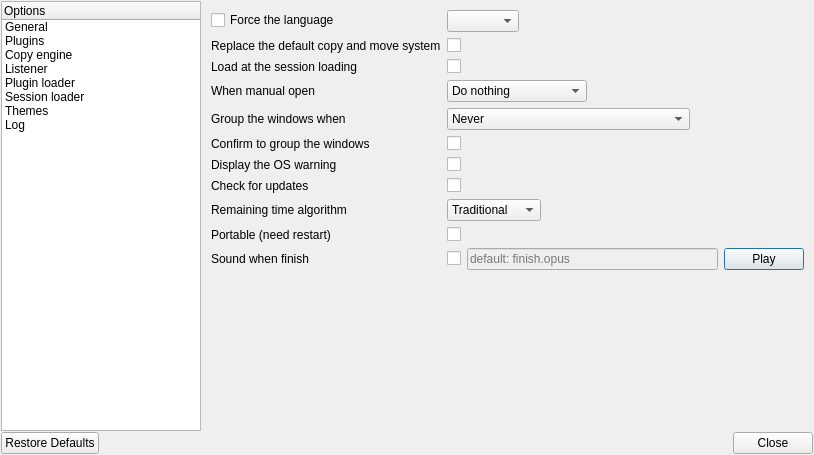
Above: OptionDialog.ui from alphaonex86/Ultracopier before the change. Below: the same form after it.
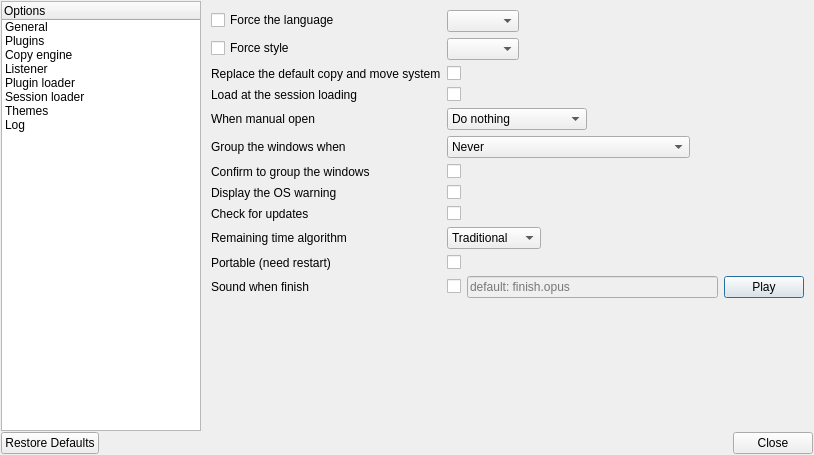
That is the form after the change. Icons and pictures are not drawn.

Diff of the .ui file:
```diff
--- a/OptionDialog.ui
+++ b/OptionDialog.ui
@@ -131,41 +131,48 @@
             <widget class="QComboBox" name="Language"/>
            </item>
            <item row="1" column="0">
+            <widget class="QCheckBox" name="Style_force">
+             <property name="text">
+              <string>Force style</string>
+             </property>
+            </widget>
+           </item>
+           <item row="2" column="0">
             <widget class="QLabel" name="labelCatchCopyDefault">
              <property name="text">
               <string>Replace the default copy and move system</string>
              </property>
             </widget>
            </item>
-           <item row="1" column="1">
+           <item row="2" column="1">
             <widget class="QCheckBox" name="CatchCopyAsDefault">
              <property name="text">
               <string/>
              </property>
             </widget>
            </item>
-           <item row="2" column="0">
+           <item row="3" column="0">
             <widget class="QLabel" name="labelLoadAtSession">
              <property name="text">
               <string>Load at the session loading</string>
              </property>
             </widget>
            </item>
-           <item row="2" column="1">
+           <item row="3" column="1">
             <widget class="QCheckBox" name="LoadAtSessionStarting">
              <property name="text">
               <string/>
              </property>
             </widget>
            </item>
-           <item row="3" column="0">
+           <item row="4" column="0">
             <widget class="QLabel" name="label_8">
              <property name="text">
               <string>When manual open</string>
              </property>
             </widget>
            </item>
-           <item row="3" column="1">
+           <item row="4" column="1">
             <widget class="QComboBox" name="ActionOnManualOpen">
              <item>
               <property name="text">
@@ -184,14 +191,14 @@
              </item>
             </widget>
            </item>
-           <item row="4" column="0">
+           <item row="5" column="0">
             <widget class="QLabel" name="label_9">
              <property name="text">
               <string>Group the windows when</string>
              </property>
             </widget>
            </item>
-           <item row="4" column="1">
+           <item row="5" column="1">
             <widget class="QComboBox" name="GroupWindowWhen">
              <item>
               <property name="text">
@@ -225,44 +232,44 @@
              </item>
             </widget>
            </item>
-           <item row="5" column="0">
+           <item row="6" column="0">
             <widget class="QLabel" name="label_7">
              <property name="text">
               <string>Confirm to group the windows</string>
              </property>
             </widget>
            </item>
-           <item row="5" column="1">
+           <item row="6" column="1">
             <widget class="QCheckBox" name="confirmToGroupWindows"/>
            </item>
-           <item row="6" column="0">
+           <item row="7" column="0">
             <widget class="QLabel" name="label_11">
              <property name="text">
               <string>Display the OS warning</string>
              </property>
             </widget>
            </item>
-           <item row="6" column="1">
+           <item row="7" column="1">
             <widget class="QCheckBox" name="DisplayOSWarning"/>
            </item>
-           <item row="7" column="0">
+           <item row="8" column="0">
             <widget class="QLabel" name="label_checkTheUpdate">
              <property name="text">
               <string>Check for updates</string>
              </property>
             </widget>
            </item>
-           <item row="7" column="1">
+           <item row="8" column="1">
             <widget class="QCheckBox" name="checkTheUpdate"/>
            </item>
-           <item row="8" column="0">
+           <item row="9" column="0">
             <widget class="QLabel" name="label_10">
              <property name="text">
               <string>Remaining time algorithm</string>
              </property>
             </widget>
            </item>
-           <item row="8" column="1">
+           <item row="9" column="1">
             <widget class="QComboBox" name="remainingTimeAlgorithm">
              <item>
               <property name="text">
@@ -276,14 +283,7 @@
              </item>
             </widget>
            </item>
-           <item row="9" column="1">
-            <widget class="QCheckBox" name="portable">
-             <property name="text">
-              <string/>
-             </property>
-            </widget>
-           </item>
-           <item row="9" column="0">
+           <item row="10" column="0">
             <widget class="QLabel" name="label_12">
              <property name="text">
               <string>Portable (need restart)</string>
@@ -291,6 +291,20 @@
             </widget>
            </item>
            <item row="10" column="1">
+            <widget class="QCheckBox" name="portable">
+             <property name="text">
+              <string/>
+             </property>
+            </widget>
+           </item>
+           <item row="11" column="0">
+            <widget class="QLabel" name="label_13">
+             <property name="text">
+              <string>Sound when finish</string>
+             </property>
+            </widget>
+           </item>
+           <item row="11" column="1">
             <layout class="QHBoxLayout" name="horizontalLayout_6">
              <item>
               <widget class="QCheckBox" name="soundWhenFinish"/>
@@ -314,12 +328,8 @@
              </item>
             </layout>
            </item>
-           <item row="10" column="0">
-            <widget class="QLabel" name="label_13">
-             <property name="text">
-              <string>Sound when finish</string>
-             </property>
-            </widget>
+           <item row="1" column="1">
+            <widget class="QComboBox" name="Style"/>
            </item>
           </layout>
          </item>
```
